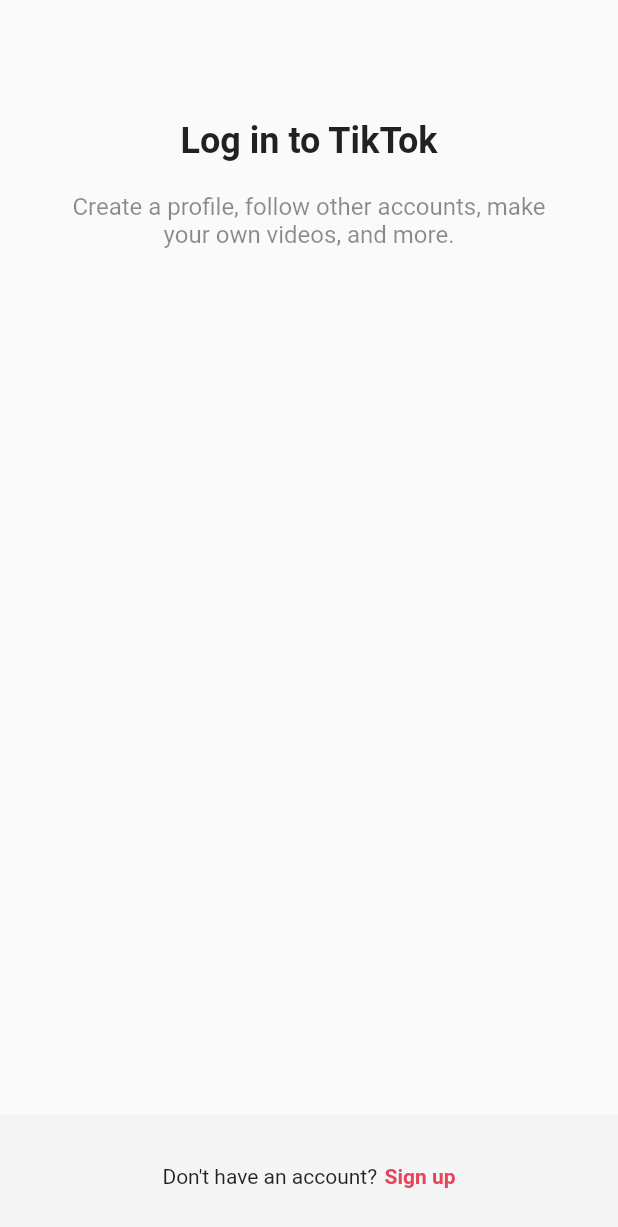
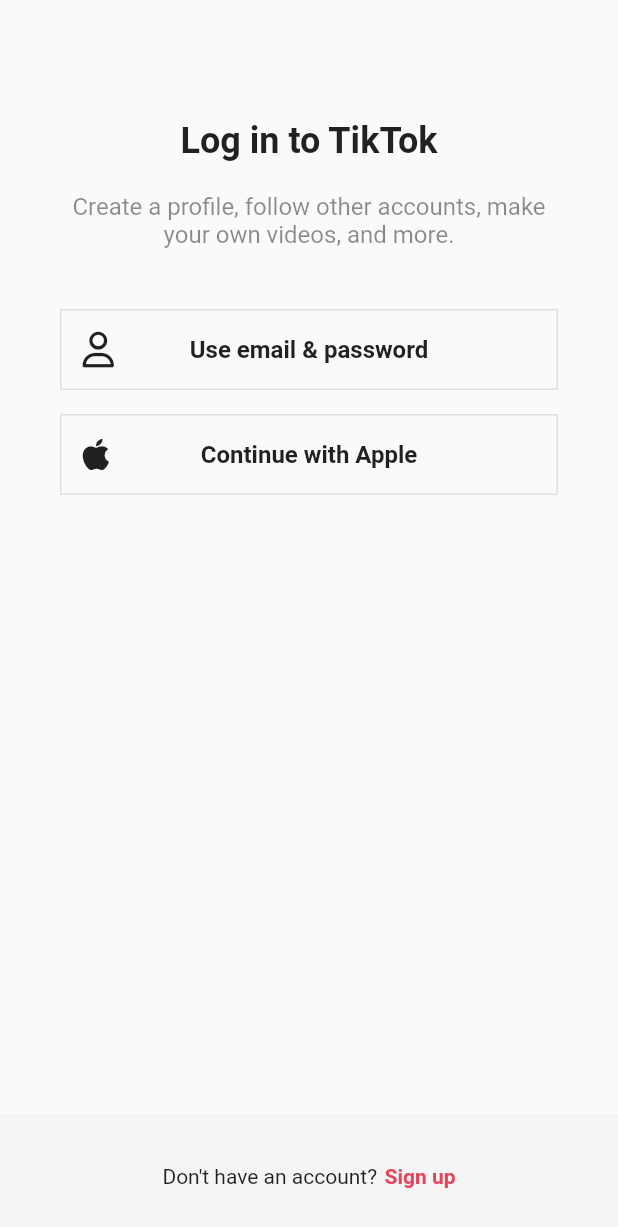
Before and after one commit to irismake/tikNtok, a Flutter app: the screen it shows after launch, after a tap on "Log in", on a phone screen of 412 x 824 dp. Shown: the top 1227 px of the screen. Run offline on Flutter 3.47's test engine with Material 2 defaults, Android fonts, the phone set to English and light mode, and no system bars; our stand-ins replace font_awesome_flutter.

Commit message:
Style : Auth_button
Auth_button UI

```diff
--- a/lib/features/authentication/login_screen.dart
+++ b/lib/features/authentication/login_screen.dart
@@ -1,6 +1,8 @@
 import 'package:flutter/material.dart';
+import 'package:font_awesome_flutter/font_awesome_flutter.dart';
 import 'package:tikntok/constants/gaps.dart';
 import 'package:tikntok/constants/sizes.dart';
+import 'package:tikntok/features/authentication/widgets/auth_button.dart';
 
 class LoginScreen extends StatelessWidget {
   const LoginScreen({super.key});
@@ -36,6 +38,15 @@ class LoginScreen extends StatelessWidget {
               ),
               textAlign: TextAlign.center,
             ),
+            Gaps.v40,
+            AuthButton(
+                icon: FaIcon(FontAwesomeIcons.user),
+                text: "Use email & password"),
+            Gaps.v16,
+            AuthButton(
+              text: "Continue with Apple",
+              icon: FaIcon(FontAwesomeIcons.apple),
+            ),
           ],
         ),
       )),
--- a/lib/features/authentication/sign_up_screen.dart
+++ b/lib/features/authentication/sign_up_screen.dart
@@ -1,4 +1,5 @@
 import 'package:flutter/material.dart';
+import 'package:font_awesome_flutter/font_awesome_flutter.dart';
 import 'package:tikntok/constants/gaps.dart';
 import 'package:tikntok/constants/sizes.dart';
 import 'package:tikntok/features/authentication/widgets/auth_button.dart';
@@ -43,8 +44,14 @@ class SignUpScreen extends StatelessWidget {
               textAlign: TextAlign.center,
             ),
             Gaps.v40,
-            AuthButton(text: "Use phone or email"),
-            AuthButton(text: "Continue with Apple"),
+            AuthButton(
+                icon: FaIcon(FontAwesomeIcons.user),
+                text: "Use email & password"),
+            Gaps.v16,
+            AuthButton(
+              text: "Continue with Apple",
+              icon: FaIcon(FontAwesomeIcons.apple),
+            ),
           ],
         ),
       )),
--- a/lib/features/authentication/widgets/auth_button.dart
+++ b/lib/features/authentication/widgets/auth_button.dart
@@ -1,26 +1,37 @@
 import 'package:flutter/src/widgets/container.dart';
 import 'package:flutter/src/widgets/framework.dart';
 import 'package:flutter/material.dart';
+import 'package:font_awesome_flutter/font_awesome_flutter.dart';
 import 'package:tikntok/constants/sizes.dart';
 
 class AuthButton extends StatelessWidget {
   final String text;
+  final FaIcon icon;
 
-  const AuthButton({super.key, required this.text});
+  const AuthButton({super.key, required this.text, required this.icon});
 
   @override
   Widget build(BuildContext context) {
     return FractionallySizedBox(
       widthFactor: 1,
       child: Container(
-        padding: EdgeInsets.symmetric(vertical: Sizes.size14),
+        padding: EdgeInsets.all(
+          Sizes.size14,
+        ),
         decoration: BoxDecoration(
           border: Border.all(
             color: Colors.grey.shade300,
             width: Sizes.size1,
           ),
         ),
-        child: Text(
+        child: Stack(
+          alignment: Alignment.center,
+          children: [
+            Align(
+              alignment: Alignment.centerLeft,
+              child: icon,
+            ),
+            Text(
               text,
               textAlign: TextAlign.center,
               style: TextStyle(
@@ -28,6 +39,8 @@ class AuthButton extends StatelessWidget {
                 fontWeight: FontWeight.w600,
               ),
             ),
+          ],
+        ),
       ),
     );
   }
```
Lines whose indentation alone changed are shown as unchanged.
